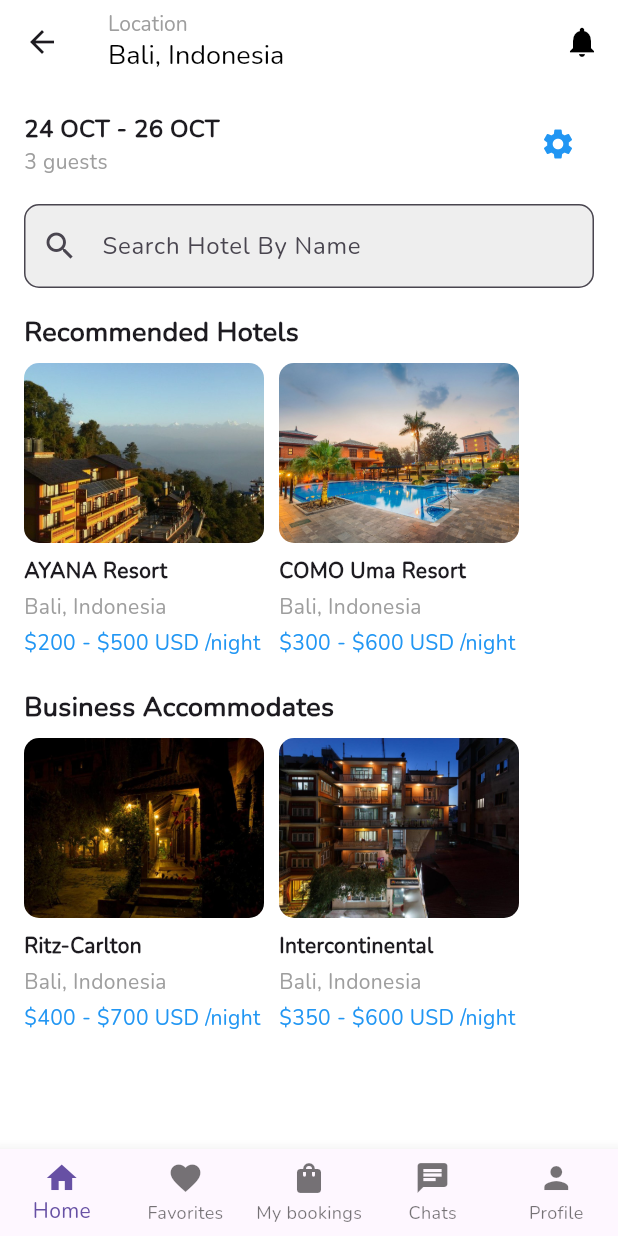
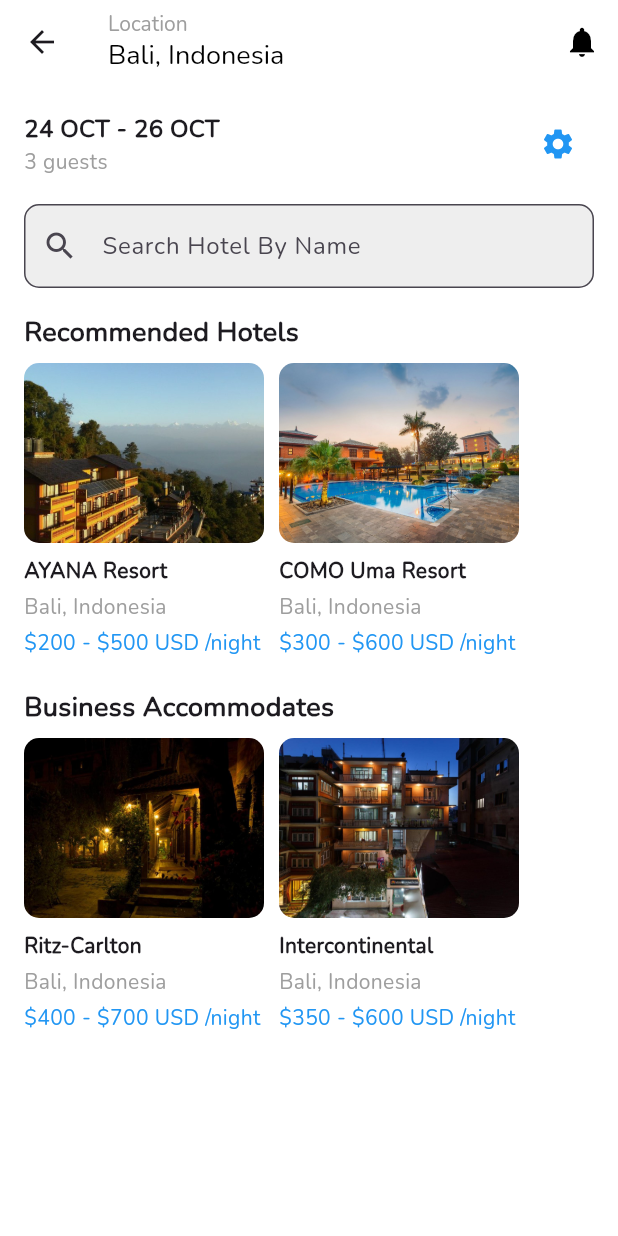
Before and after one commit to SiddharthPaudel/hotel_booking, a Flutter app: the HomeScreenView screen opened by its route, on a phone screen of 412 x 824 dp. Run offline on Flutter 3.47's test engine with Material 3 defaults, Android fonts, the phone set to English and light mode, and no system bars; our stand-ins replace introduction_screen.

Commit message:
Added Icons

```diff
--- a/lib/Buttom_screen/home_screen_view.dart
+++ b/lib/Buttom_screen/home_screen_view.dart
@@ -15,9 +15,9 @@ class HomeScreenView extends StatelessWidget {
               style: TextStyle(fontSize: 14, color: Colors.grey),
             ),
             Text(
-              "Bali, Indonesia",
-              style: TextStyle(fontSize: 18, color: Colors.black),
-            ),
+                "Bali, Indonesia",
+                style: TextStyle(fontSize: 18, color: Colors.black),
+                ),
           ],
         ),
         actions: [
@@ -41,7 +41,8 @@ class HomeScreenView extends StatelessWidget {
                     children: [
                       Text(
                         "24 OCT - 26 OCT",
-                        style: TextStyle(fontSize: 16, fontWeight: FontWeight.bold),
+                        style: TextStyle(
+                            fontSize: 16, fontWeight: FontWeight.bold),
                       ),
                       Text("3 guests", style: TextStyle(color: Colors.grey)),
                     ],
@@ -126,35 +127,7 @@ class HomeScreenView extends StatelessWidget {
           ],
         ),
       ),
-      bottomNavigationBar: BottomNavigationBar(
-        type: BottomNavigationBarType.fixed,
-        currentIndex: 0, // Highlight "Home"
-        onTap: (index) {
-          // Navigate based on index
-        },
-        items: [
-          BottomNavigationBarItem(
-            icon: Icon(Icons.home),
-            label: "Home",
-          ),
-          BottomNavigationBarItem(
-            icon: Icon(Icons.favorite),
-            label: "Favorites",
-          ),
-          BottomNavigationBarItem(
-            icon: Icon(Icons.shopping_bag),
-            label: "My bookings",
-          ),
-          BottomNavigationBarItem(
-            icon: Icon(Icons.chat),
-            label: "Chats",
-          ),
-          BottomNavigationBarItem(
-            icon: Icon(Icons.person),
-            label: "Profile",
-          ),
-        ],
-      ),
+
     );
   }
 }
--- a/lib/view/splash_view.dart
+++ b/lib/view/splash_view.dart
@@ -22,7 +22,7 @@ class SplashView extends StatelessWidget {
                 );
               },
               child: Image.asset(
-                'assets/new_logo.png', // Path to your image
+                'assets/images/new_logo.png', // Path to your image
                 width: 360, // Adjust size as needed
                 height: 360, // Adjust height as needed
               ),
--- a/pubspec.yaml
+++ b/pubspec.yaml
@@ -24,6 +24,7 @@ flutter:
   # Asset declaration
   assets:
     - assets/images/ # Include all images inside the assets/images folder.
+    - assets/icons/ # Include all images inside the assets/images folder.
 
   # Font declaration
   fonts:
```
Also changed, not shown: assets/icons/home.png (added), assets/icons/online-booking.png (added), assets/icons/user.png (added), 1 other file.
